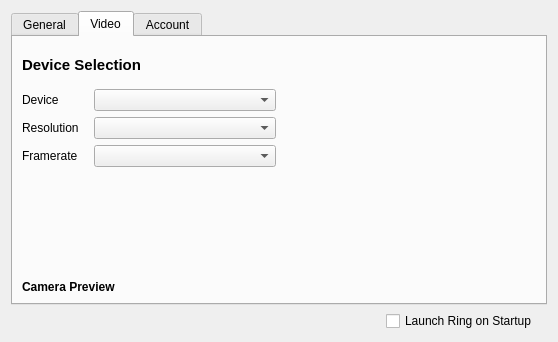
savoirfairelinux/jami-client-windows, file configurationwidget.ui: the form before one commit.
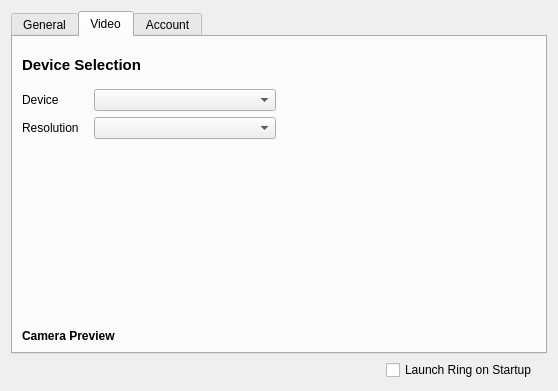
The form after the commit. The open tabs and pages were chosen to show the change. Icons and pictures are not drawn. Custom widgets are drawn as their Qt base class.

Commit message:
settings: suppress framerate combobox
- Not relevant anymore cf patchset in daemon 3128

Tuleap: #132

```diff
--- a/configurationwidget.ui
+++ b/configurationwidget.ui
@@ -7,7 +7,7 @@
     <x>0</x>
     <y>0</y>
     <width>558</width>
-    <height>342</height>
+    <height>391</height>
    </rect>
   </property>
   <property name="sizePolicy">
@@ -305,29 +305,6 @@
              </property>
             </widget>
            </item>
-           <item row="5" column="0">
-            <widget class="QLabel" name="framerateLabel">
-             <property name="sizePolicy">
-              <sizepolicy hsizetype="MinimumExpanding" vsizetype="MinimumExpanding">
-               <horstretch>0</horstretch>
-               <verstretch>0</verstretch>
-              </sizepolicy>
-             </property>
-             <property name="text">
-              <string>Framerate</string>
-             </property>
-            </widget>
-           </item>
-           <item row="5" column="1">
-            <widget class="QComboBox" name="rateBox">
-             <property name="sizePolicy">
-              <sizepolicy hsizetype="MinimumExpanding" vsizetype="Fixed">
-               <horstretch>0</horstretch>
-               <verstretch>0</verstretch>
-              </sizepolicy>
-             </property>
-            </widget>
-           </item>
           </layout>
          </item>
         </layout>
```
The commit also changes 2 other files.
